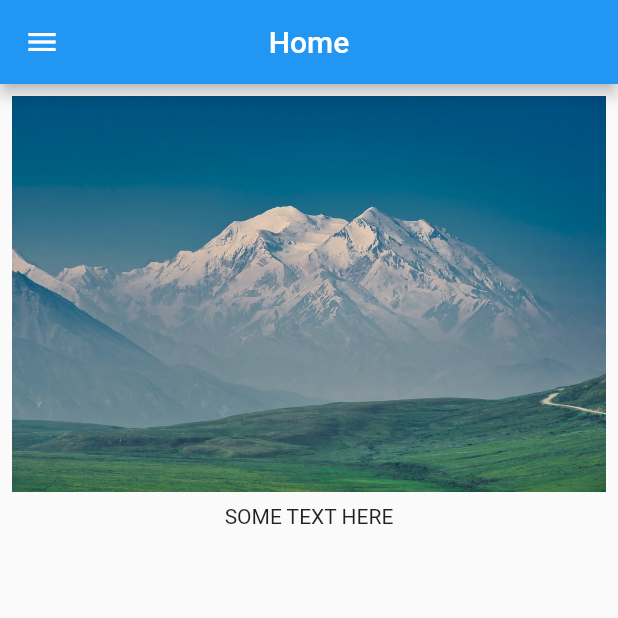
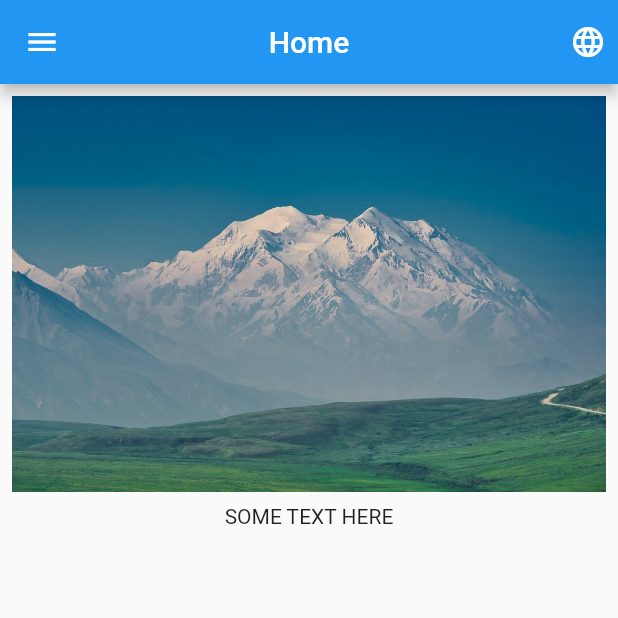
Before and after one commit to talhabajwa1996/FLUTTER-Project-1, a Flutter app: the Template2And3 screen opened directly, on a phone screen of 412 x 824 dp, the top half of it. Run offline on Flutter 3.47's test engine with Material 2 defaults, Android fonts, the phone set to English and light mode, and no system bars; our stand-ins replace rxdart, shared_preferences; accounts and stored records are empty.

```diff
--- /dev/null
+++ b/lib/src/classes/language.dart
@@ -0,0 +1,16 @@
+class Language{
+  final int id;
+  final String name;
+  final String flag;
+  final String languageCode;
+
+  Language(this.id, this.name, this.flag, this.languageCode);
+
+
+  static List<Language> languageList(){
+    return <Language>[
+      Language(1, '🇺🇸', 'English', 'en'),
+      Language(2, '🇵🇰', 'اردو', 'ur'),
+    ];
+  }
+}
--- /dev/null
+++ b/lib/src/localization/app_localization.dart
@@ -0,0 +1,48 @@
+import 'dart:convert';
+import 'package:flutter/material.dart';
+import 'package:flutter/services.dart';
+
+class AppLocalizations {
+  AppLocalizations(this.locale);
+
+  final Locale locale;
+
+  static AppLocalizations of(BuildContext context) {
+    return Localizations.of<AppLocalizations>(context, AppLocalizations);
+  }
+
+  static Map<String, String> _localizedValues;
+
+  Future load() async {
+    String jsonStringValues =
+        await rootBundle.loadString('assets/lang/${locale.languageCode}.json');
+
+    Map<String, dynamic> mappedJson = json.decode(jsonStringValues);
+
+    _localizedValues =
+        mappedJson.map((key, value) => MapEntry(key, value.toString()));
+  }
+
+  String getTranslatedValue(String key) {
+    return _localizedValues[key];
+  }
+
+  static const LocalizationsDelegate<AppLocalizations> delegate = _AppLocalizationsDelegate();
+}
+
+class _AppLocalizationsDelegate extends LocalizationsDelegate<AppLocalizations> {
+  const _AppLocalizationsDelegate();
+
+  @override
+  bool isSupported(Locale locale) => ['en', 'ur'].contains(locale.languageCode);
+
+  @override
+  Future<AppLocalizations> load(Locale locale) async {
+    AppLocalizations localizations = AppLocalizations(locale);
+    await localizations.load();
+    return localizations;
+  }
+
+  @override
+  bool shouldReload(_AppLocalizationsDelegate old) => false;
+}
--- a/lib/src/pages/2-home.dart
+++ b/lib/src/pages/2-home.dart
@@ -1,6 +1,12 @@
 import 'package:flutter/material.dart';
+import '../localization/localization_constants.dart';
 
-class HomePage extends StatelessWidget {
+class HomePage extends StatefulWidget {
+  @override
+  HomePageState createState() => HomePageState();
+}
+
+class HomePageState extends State<HomePage> {
   build(context) {
     return MaterialApp(
       debugShowCheckedModeBanner: false,
@@ -12,7 +18,7 @@ class HomePage extends StatelessWidget {
             children: <Widget>[
               Image.asset('assets/images/mountain.jpeg'),
               SizedBox(height: 8.0),
-              Text('SOME TEXT HERE'),
+              Text(getTranslated(context, 'some_text_here')),
             ],
           ),
         ),
--- a/lib/src/pages/3-profile.dart
+++ b/lib/src/pages/3-profile.dart
@@ -1,9 +1,14 @@
 import 'package:App_Project1/src/BLOC/provider.dart';
-import 'package:App_Project1/src/pages/1-login.dart';
 import 'package:flutter/material.dart';
 import '../BLOC/bloc.dart';
+import '../localization/localization_constants.dart';
 
-class ProfilePage extends StatelessWidget {
+class ProfilePage extends StatefulWidget {
+  @override
+  ProfilePageState createState() => ProfilePageState();
+}
+
+class ProfilePageState extends State<ProfilePage> {
   build(context) {
     final bloc = Provider.of(context);
     return MaterialApp(
@@ -56,7 +61,7 @@ class ProfilePage extends StatelessWidget {
               borderRadius: BorderRadius.circular(40.0),
             ),
             prefixIcon: Icon(Icons.email),
-            hintText: 'Email',
+            hintText: streamHintText('email'),
             errorText: snapshot.error,
           ),
         );
@@ -77,7 +82,7 @@ class ProfilePage extends StatelessWidget {
               borderRadius: BorderRadius.circular(40.0),
             ),
             prefixIcon: Icon(Icons.lock),
-            hintText: 'Password',
+            hintText: streamHintText('password'),
             errorText: snapshot.error,
           ),
         );
@@ -92,7 +97,7 @@ class ProfilePage extends StatelessWidget {
         return ButtonTheme(
           minWidth: 400.0,
           child: RaisedButton(
-            child: Text('Logout'),
+            child: Text(streamHintText('logout')),
             textColor: Colors.white,
             color: Colors.blue,
             shape: RoundedRectangleBorder(
@@ -108,4 +113,8 @@ class ProfilePage extends StatelessWidget {
       },
     );
   }
+
+  String streamHintText(String jsonText){
+    return getTranslated(context, jsonText);
+  }
 }
--- a/lib/src/pages/page2and3templates.dart
+++ b/lib/src/pages/page2and3templates.dart
@@ -1,6 +1,9 @@
 import 'package:flutter/material.dart';
-import '../pages/2-home.dart';
-import '../pages/3-profile.dart';
+import '2-home.dart';
+import '3-profile.dart';
+import '../classes/language.dart';
+import '../../main.dart';
+import '../localization/localization_constants.dart';
 
 class Template2And3 extends StatefulWidget {
   @override
@@ -10,7 +13,13 @@ class Template2And3 extends StatefulWidget {
 }
 
 class Template2And3State extends State<Template2And3> {
-  final profilePage = ProfilePage();
+  void _changeLanguage(Language language) async {
+    Locale _temp = await setLocale(language.languageCode);
+
+    MyApp.setLocale(context, _temp);
+  }
+
+  final profilePage = ProfilePageState();
   int _currentIndex = 0;
   List<Widget> tabs = [
     HomePage(),
@@ -19,9 +28,13 @@ class Template2And3State extends State<Template2And3> {
   build(context) {
     return Scaffold(
       appBar: AppBar(
-        title: Text(
-          pageTitle(_currentIndex),
-        ),
+        title: Text(pageTitle(_currentIndex)),
+        actions: <Widget>[
+          Padding(
+            padding: EdgeInsets.all(8.0),
+            child: _dropDownMenu(),
+          ),
+        ],
         centerTitle: true,
       ),
       resizeToAvoidBottomPadding: false,
@@ -38,11 +51,11 @@ class Template2And3State extends State<Template2And3> {
       items: [
         BottomNavigationBarItem(
           icon: Icon(Icons.home),
-          title: Text('Home'),
+          title: Text(getTranslated(context, 'home')),
         ),
         BottomNavigationBarItem(
           icon: Icon(Icons.person),
-          title: Text('Profile'),
+          title: Text(getTranslated(context, 'profile')),
         ),
       ],
       onTap: (index) {
@@ -103,7 +116,7 @@ class Template2And3State extends State<Template2And3> {
             children: <Widget>[
               Icon(Icons.arrow_back_ios),
               SizedBox(width: 12.0),
-              Text('Logout'),
+              Text(getTranslated(context, 'logout')),
             ],
           ),
           textColor: Colors.white,
@@ -121,7 +134,7 @@ class Template2And3State extends State<Template2And3> {
     return ListTile(
       leading: Icon(Icons.home),
       title: Text(
-        'Home',
+        getTranslated(context, 'home'),
         style: TextStyle(
           fontSize: 15,
         ),
@@ -139,7 +152,7 @@ class Template2And3State extends State<Template2And3> {
     return ListTile(
       leading: Icon(Icons.person),
       title: Text(
-        'Profile',
+        getTranslated(context, 'profile'),
         style: TextStyle(
           fontSize: 15,
         ),
@@ -153,11 +166,35 @@ class Template2And3State extends State<Template2And3> {
     );
   }
 
+  Widget _dropDownMenu() {
+    return DropdownButton(
+      onChanged: (Language language) {
+        _changeLanguage(language);
+      },
+      underline: SizedBox(),
+      icon: Icon(
+        Icons.language,
+        color: Colors.white,
+      ),
+      items: Language.languageList()
+          .map<DropdownMenuItem<Language>>(
+            (lang) => DropdownMenuItem(
+              value: lang,
+              child: Row(
+                mainAxisAlignment: MainAxisAlignment.spaceAround,
+                children: [Text(lang.flag), Text(lang.name)],
+              ),
+            ),
+          )
+          .toList(),
+    );
+  }
+
   String pageTitle(pageno) {
     if (pageno == 0) {
-      return 'Home';
+      return getTranslated(context, 'home');
     } else {
-      return 'Profile';
+      return getTranslated(context, 'profile');
     }
   }
 }
```
Also changed, not shown: assets/lang/en.json (added, +8 -0 lines), assets/lang/ur.json (added, +8 -0 lines), lib/main.dart (+65 -3 lines), lib/src/localization/localization_constants.dart (added, +42 -0 lines), lib/src/pages/1-login.dart (+48 -1 lines), pubspec.yaml (+7 -0 lines), pubspec.lock.
